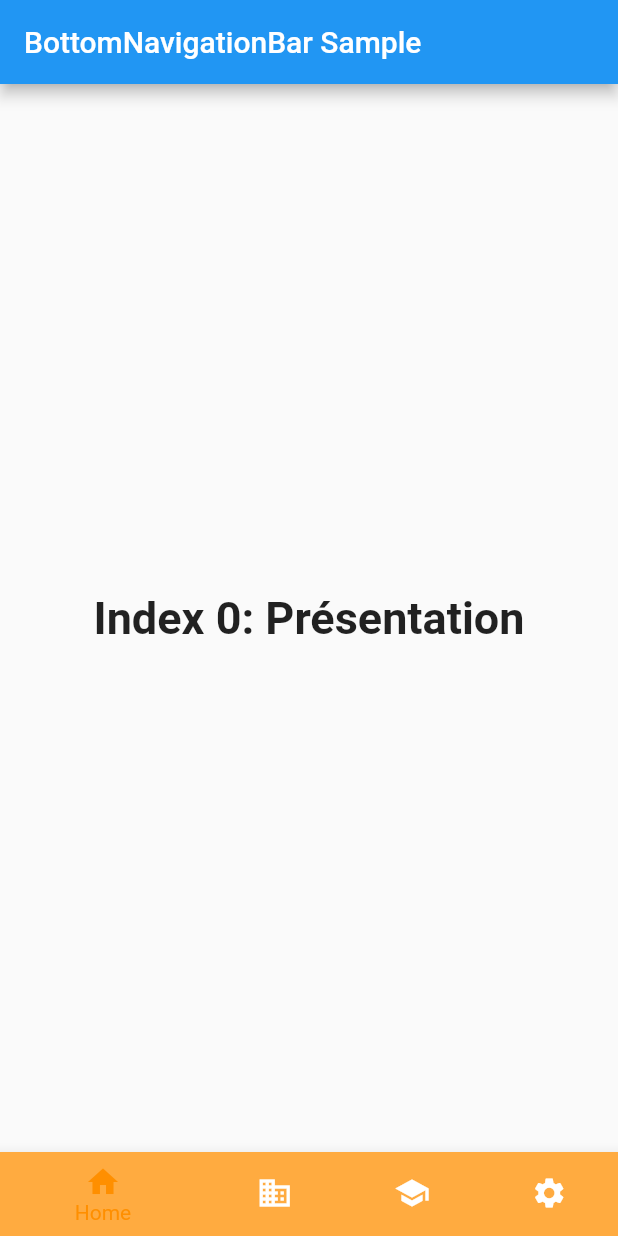
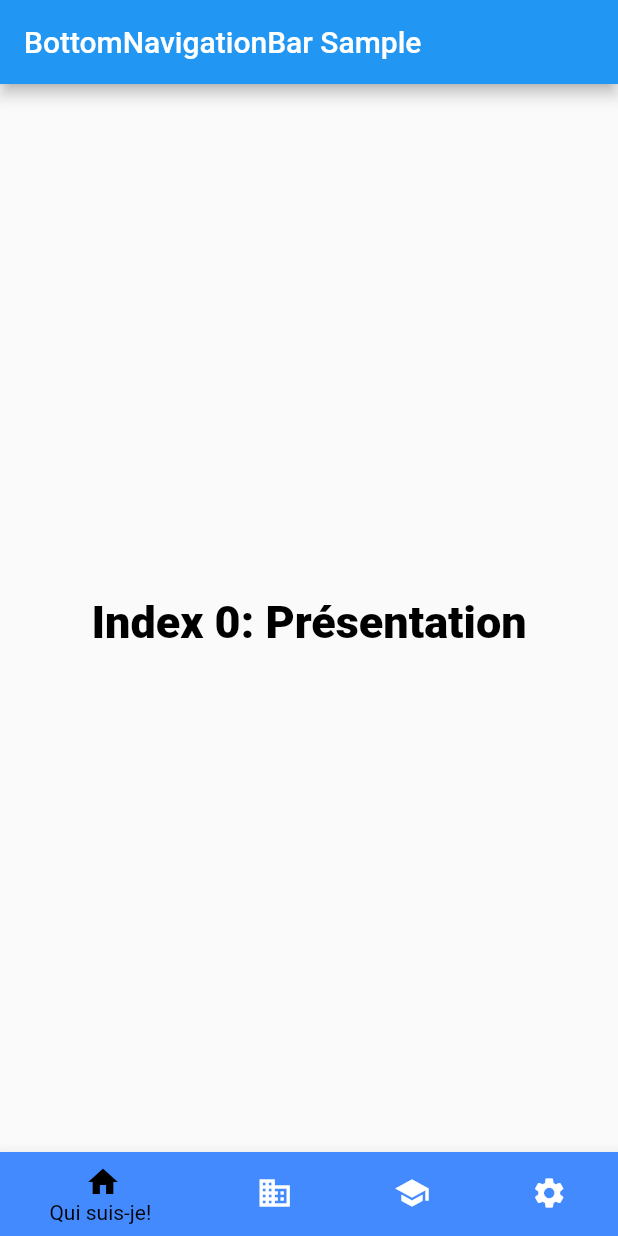
Before and after one commit to aldebarane1/carteVisite, a Flutter app: the screen it shows after launch, on a phone screen of 412 x 824 dp. Run offline on Flutter 3.47's test engine with Material 2 defaults, Android fonts, the phone set to English and light mode, and no system bars; statements that could not run were skipped.

Commit message:
NavbarColor

```diff
--- a/lib/main.dart
+++ b/lib/main.dart
@@ -45,14 +45,20 @@ class _MyStatefulWidgetState extends State<MyStatefulWidget> {
   static const List<Widget> _widgetOptions = <Widget>[
     Text(
       'Index 0: Présentation',
-      style: optionStyle,
+      style: TextStyle(
+          fontSize: 30,
+          fontWeight: FontWeight.w900,
+          height: 1.5,
+          color: Colors.black),
     ),
     Text(
+      textAlign : TextAlign.end,
       'Index 1: Compétences',
-      style: optionStyle,
+
+      style: TextStyle(fontFamily: 'DancingScript', fontSize: 30, height: 4),
     ),
     Text(
-      'Index 2: Formations',
+      'Index 2: Formation-Blablablablabla',
       style: optionStyle,
     ),
     Text(
@@ -80,27 +86,27 @@ class _MyStatefulWidgetState extends State<MyStatefulWidget> {
         items: const <BottomNavigationBarItem>[
           BottomNavigationBarItem(
             icon: Icon(Icons.home),
-            label: 'Home',
-            backgroundColor: Colors.orangeAccent,
+            label: 'Qui suis-je! ',
+            backgroundColor: Colors.blueAccent,
           ),
           BottomNavigationBarItem(
             icon: Icon(Icons.business),
             label: 'Compétences',
-            backgroundColor: Colors.green,
+            backgroundColor: Colors.deepOrange,
           ),
           BottomNavigationBarItem(
             icon: Icon(Icons.school),
             label: 'Formation',
-            backgroundColor: Colors.blueAccent,
+            backgroundColor: Colors.purpleAccent,
           ),
           BottomNavigationBarItem(
             icon: Icon(Icons.settings),
-            label: 'Settings',
-            backgroundColor: Colors.black12,
+            label: 'CV',
+            backgroundColor: Colors.black26,
           ),
         ],
         currentIndex: _selectedIndex,
-        selectedItemColor: Colors.amber[800],
+        selectedItemColor: Colors.black,
         onTap: _onItemTapped,
       ),
     );
```
Also changed, not shown: pubspec.yaml (+6 -6 lines), assets/fonts/DancingScript.ttf (added).
